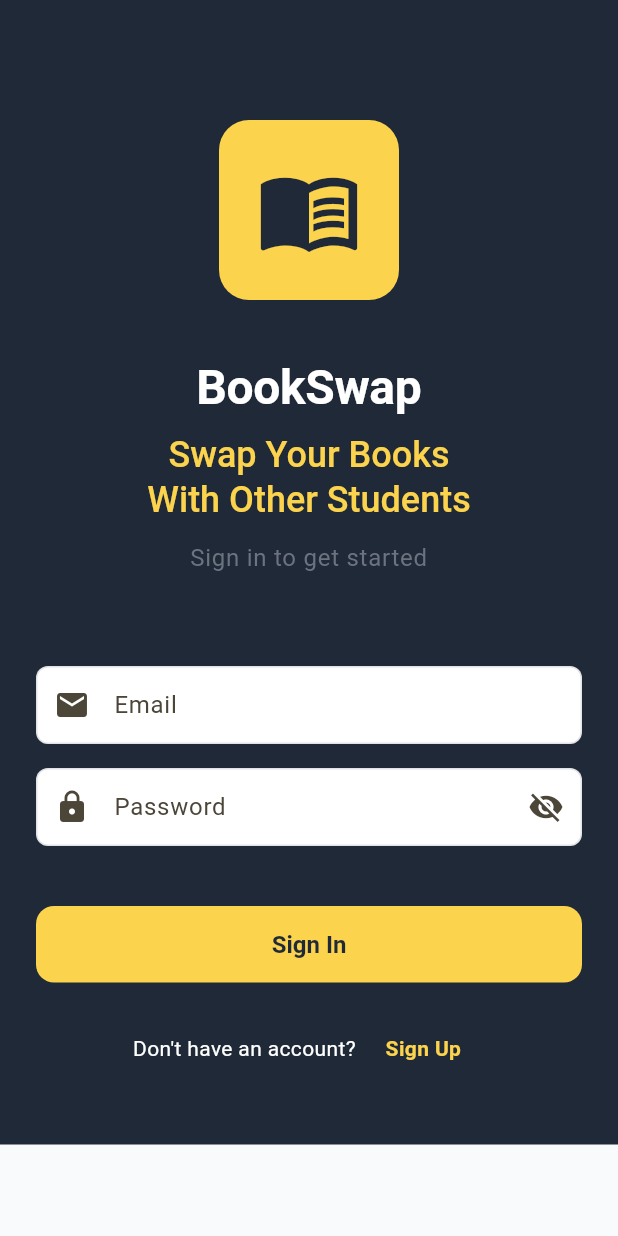
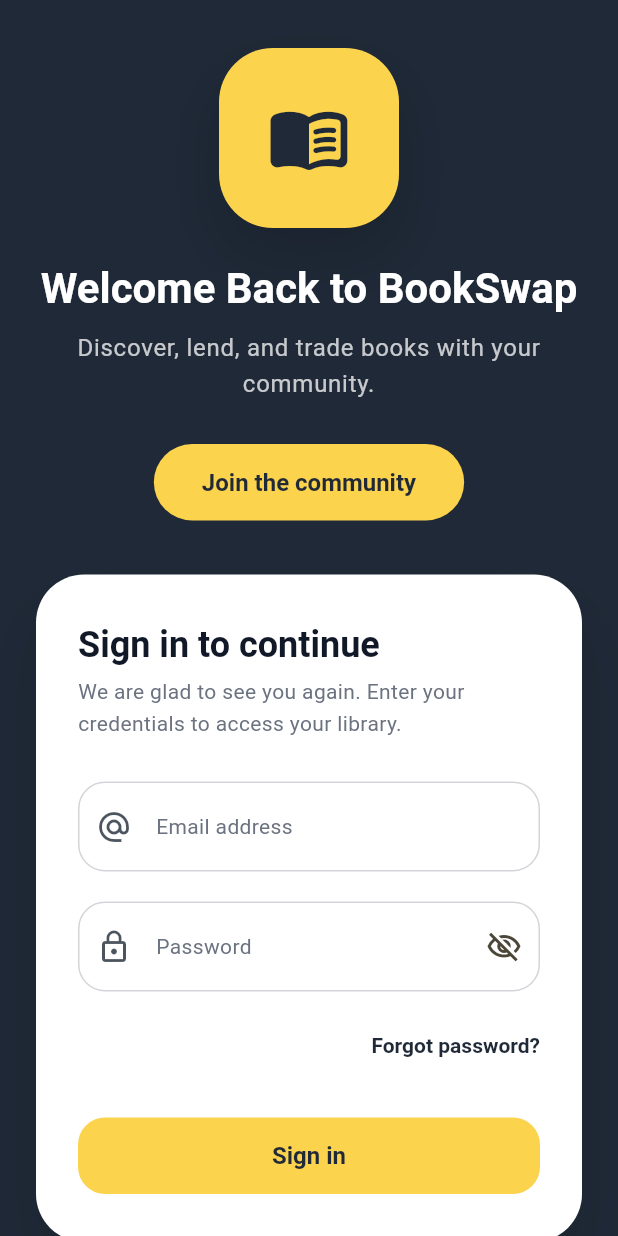
Before and after one commit to Miranics/book_swap, a Flutter app: the screen it shows after launch, on a phone screen of 412 x 824 dp. Run offline on Flutter 3.47's test engine with Material 3 defaults, Android fonts, the phone set to English and light mode, and no system bars; our stand-ins replace cloud_firestore, firebase_auth, firebase_core, flutter_dotenv, image_picker, supabase_flutter; accounts and stored records are empty.

Commit message:
feat: Refactor login page to improve form handling and UI structure

```diff
--- a/lib/presentation/pages/auth/login_page.dart
+++ b/lib/presentation/pages/auth/login_page.dart
@@ -1,5 +1,6 @@
 import 'package:flutter/material.dart';
 import 'package:provider/provider.dart';
+
 import '../../../core/theme.dart';
 import '../../pages/home_page.dart';
 import '../../providers/auth_provider.dart';
@@ -13,9 +14,9 @@ class LoginPage extends StatefulWidget {
 }
 
 class _LoginPageState extends State<LoginPage> {
-  final _emailController = TextEditingController();
-  final _passwordController = TextEditingController();
-  final _formKey = GlobalKey<FormState>();
+  final GlobalKey<FormState> _formKey = GlobalKey<FormState>();
+  final TextEditingController _emailController = TextEditingController();
+  final TextEditingController _passwordController = TextEditingController();
   bool _obscurePassword = true;
 
   @override
@@ -25,156 +26,327 @@ class _LoginPageState extends State<LoginPage> {
     super.dispose();
   }
 
-  Future<void> _handleLogin(BuildContext context) async {
-    if (_formKey.currentState!.validate()) {
+  Future<void> _handleLogin() async {
+    FocusScope.of(context).unfocus();
+
+    final formState = _formKey.currentState;
+    if (formState == null || !formState.validate()) {
+      return;
+    }
+
+    final authProvider = context.read<AuthProvider>();
+    final messenger = ScaffoldMessenger.of(context);
+    final navigator = Navigator.of(context);
+
     try {
-        await context.read<AuthProvider>().login(
+      await authProvider.login(
         email: _emailController.text.trim(),
         password: _passwordController.text,
       );
 
-        if (!mounted) return;
+      if (!mounted) {
+        return;
+      }
 
-  // Refresh the provider with the latest Firestore profile
-  await context.read<AuthProvider>().checkAuthStatus();
-
-        // Success - navigate to home
-        ScaffoldMessenger.of(context).showSnackBar(
-          const SnackBar(content: Text('Login successful!')),
-        );
-
-        Navigator.of(context).pushReplacement(
+      navigator.pushReplacement(
         MaterialPageRoute(builder: (_) => const HomePage()),
       );
-      } catch (e) {
-        if (!mounted) return;
+    } catch (_) {
+      if (!mounted) {
+        return;
+      }
 
-        ScaffoldMessenger.of(context).showSnackBar(
-          SnackBar(
-            content: Text('Login failed: ${e.toString()}'),
-            backgroundColor: AppTheme.errorColor,
-          ),
+      final message =
+          authProvider.error ?? 'Could not sign in. Please try again.';
+      messenger.showSnackBar(
+        SnackBar(content: Text(message)),
       );
-      }
     }
   }
 
   @override
   Widget build(BuildContext context) {
+    final authProvider = context.watch<AuthProvider>();
+
     return Scaffold(
-      body: Container(
-        decoration: const BoxDecoration(
-          color: AppTheme.primaryColor,
+      backgroundColor: AppTheme.primaryColor,
+      body: SafeArea(
+        child: LayoutBuilder(
+          builder: (context, constraints) {
+            final double maxHeight = constraints.maxHeight.isFinite
+                ? constraints.maxHeight
+                : MediaQuery.of(context).size.height;
+
+            return Center(
+              child: SingleChildScrollView(
+                padding: const EdgeInsets.symmetric(horizontal: 24, vertical: 32),
+                child: ConstrainedBox(
+                  constraints: BoxConstraints(
+                    maxWidth: 520,
+                    minHeight: maxHeight * 0.8,
                   ),
-        child: SingleChildScrollView(
                   child: Column(
-            crossAxisAlignment: CrossAxisAlignment.stretch,
+                    mainAxisSize: MainAxisSize.min,
                     children: [
-              const SizedBox(height: 80),
-              // Book Icon
-              Center(
-                child: Container(
+                      _HeroSection(
+                        isLoading: authProvider.isLoading,
+                        onSignUpTap: () {
+                          Navigator.of(context).push(
+                            MaterialPageRoute(
+                              builder: (_) => const SignupPage(),
+                            ),
+                          );
+                        },
+                      ),
+                      const SizedBox(height: 36),
+                      _CredentialSheet(
+                        formKey: _formKey,
+                        emailController: _emailController,
+                        passwordController: _passwordController,
+                        obscurePassword: _obscurePassword,
+                        isLoading: authProvider.isLoading,
+                        errorMessage: authProvider.error,
+                        onTogglePassword: () {
+                          setState(() {
+                            _obscurePassword = !_obscurePassword;
+                          });
+                        },
+                        onSubmit: _handleLogin,
+                      ),
+                      const SizedBox(height: 32),
+                      GestureDetector(
+                        onTap: authProvider.isLoading
+                            ? null
+                            : () {
+                                Navigator.of(context).push(
+                                  MaterialPageRoute(
+                                    builder: (_) => const SignupPage(),
+                                  ),
+                                );
+                              },
+                        child: RichText(
+                          textAlign: TextAlign.center,
+                          text: TextSpan(
+                            text: "Don't have an account? ",
+                            style: Theme.of(context).textTheme.bodyMedium?.copyWith(
+                                  color: Colors.white.withValues(alpha: 0.8),
+                                ),
+                            children: const [
+                              TextSpan(
+                                text: 'Create one',
+                                style: TextStyle(
+                                  color: AppTheme.accentColor,
+                                  fontWeight: FontWeight.w700,
+                                ),
+                              ),
+                            ],
+                          ),
+                        ),
+                      ),
+                    ],
+                  ),
+                ),
+              ),
+            );
+          },
+        ),
+      ),
+    );
+  }
+}
+
+class _HeroSection extends StatelessWidget {
+  final bool isLoading;
+  final VoidCallback onSignUpTap;
+
+  const _HeroSection({
+    required this.isLoading,
+    required this.onSignUpTap,
+  });
+
+  @override
+  Widget build(BuildContext context) {
+    return Column(
+      mainAxisSize: MainAxisSize.min,
+      children: [
+        const _LogoBadge(),
+        const SizedBox(height: 24),
+        Text(
+          'Welcome Back to BookSwap',
+          textAlign: TextAlign.center,
+          style: Theme.of(context).textTheme.displayMedium?.copyWith(
+                color: Colors.white,
+                fontWeight: FontWeight.w700,
+              ),
+        ),
+        const SizedBox(height: 12),
+        Text(
+          'Discover, lend, and trade books with your community.',
+          textAlign: TextAlign.center,
+          style: Theme.of(context).textTheme.bodyLarge?.copyWith(
+                color: Colors.white.withValues(alpha: 0.75),
+                height: 1.5,
+              ),
+        ),
+        const SizedBox(height: 28),
+        ElevatedButton(
+          onPressed: isLoading ? null : onSignUpTap,
+          style: ElevatedButton.styleFrom(
+            backgroundColor: AppTheme.accentColor,
+            foregroundColor: AppTheme.primaryColor,
+            padding: const EdgeInsets.symmetric(horizontal: 32, vertical: 16),
+            shape: const StadiumBorder(),
+            textStyle: const TextStyle(
+              fontSize: 16,
+              fontWeight: FontWeight.w700,
+            ),
+            elevation: 0,
+          ),
+          child: const Text('Join the community'),
+        ),
+      ],
+    );
+  }
+}
+
+class _LogoBadge extends StatelessWidget {
+  const _LogoBadge();
+
+  @override
+  Widget build(BuildContext context) {
+    return Container(
       width: 120,
       height: 120,
       decoration: BoxDecoration(
         color: AppTheme.accentColor,
-                    borderRadius: BorderRadius.circular(20),
+        borderRadius: BorderRadius.circular(36),
+        boxShadow: [
+          BoxShadow(
+            color: Colors.black.withValues(alpha: 0.15),
+            blurRadius: 32,
+            offset: const Offset(0, 20),
+          ),
+        ],
       ),
       child: const Icon(
-                    Icons.menu_book,
-                    size: 70,
+        Icons.menu_book_rounded,
+        size: 56,
         color: AppTheme.primaryColor,
+      ),
+    );
+  }
+}
+
+class _CredentialSheet extends StatelessWidget {
+  final GlobalKey<FormState> formKey;
+  final TextEditingController emailController;
+  final TextEditingController passwordController;
+  final bool obscurePassword;
+  final bool isLoading;
+  final String? errorMessage;
+  final VoidCallback onTogglePassword;
+  final VoidCallback onSubmit;
+
+  const _CredentialSheet({
+    required this.formKey,
+    required this.emailController,
+    required this.passwordController,
+    required this.obscurePassword,
+    required this.isLoading,
+    required this.errorMessage,
+    required this.onTogglePassword,
+    required this.onSubmit,
+  });
+
+  @override
+  Widget build(BuildContext context) {
+    return Container(
+      width: double.infinity,
+      padding: const EdgeInsets.symmetric(horizontal: 28, vertical: 32),
+      decoration: BoxDecoration(
+        color: Colors.white,
+        borderRadius: BorderRadius.circular(32),
+        boxShadow: [
+          BoxShadow(
+            color: Colors.black.withValues(alpha: 0.1),
+            blurRadius: 36,
+            offset: const Offset(0, 24),
+          ),
+        ],
+      ),
+      child: Form(
+        key: formKey,
+        child: Column(
+          crossAxisAlignment: CrossAxisAlignment.stretch,
+          mainAxisSize: MainAxisSize.min,
+          children: [
+            Text(
+              'Sign in to continue',
+              style: Theme.of(context).textTheme.titleLarge?.copyWith(
+                    fontWeight: FontWeight.w700,
+                    color: AppTheme.textColor,
+                  ),
+            ),
+            const SizedBox(height: 6),
+            Text(
+              'We are glad to see you again. Enter your credentials to access your library.',
+              style: Theme.of(context).textTheme.bodyMedium?.copyWith(
+                    color: AppTheme.lightTextColor,
+                    height: 1.5,
+                  ),
+            ),
+            if (errorMessage != null && errorMessage!.isNotEmpty)
+              Padding(
+                padding: const EdgeInsets.only(top: 20),
+                child: Text(
+                  errorMessage!,
+                  style: const TextStyle(
+                    color: AppTheme.errorColor,
+                    fontWeight: FontWeight.w600,
                   ),
                 ),
               ),
-              const SizedBox(height: 40),
-              // BookSwap Title
-              Center(
-                child: Text(
-                  'BookSwap',
-                  style: Theme.of(context).textTheme.displayLarge?.copyWith(
-                    color: Colors.white,
-                    fontWeight: FontWeight.bold,
-                  ),
-                ),
-              ),
-              const SizedBox(height: 12),
-              // Subtitle
-              Padding(
-                padding: const EdgeInsets.symmetric(horizontal: 24),
-                child: Text(
-                  'Swap Your Books\nWith Other Students',
-                  textAlign: TextAlign.center,
-                  style: Theme.of(context).textTheme.titleLarge?.copyWith(
-                    color: AppTheme.accentColor,
-                    fontWeight: FontWeight.w500,
-                  ),
-                ),
-              ),
-              const SizedBox(height: 12),
-              // Sign in text
-              Center(
-                child: Text(
-                  'Sign in to get started',
-                  textAlign: TextAlign.center,
-                  style: Theme.of(context).textTheme.bodyLarge?.copyWith(
-                    color: AppTheme.lightTextColor,
-                  ),
-                ),
-              ),
-              const SizedBox(height: 60),
-              // Form
-              Padding(
-                padding: const EdgeInsets.symmetric(horizontal: 24),
-                child: Form(
-                  key: _formKey,
-                  child: Column(
-                    crossAxisAlignment: CrossAxisAlignment.stretch,
-                    children: [
+            const SizedBox(height: 28),
             TextFormField(
-                        controller: _emailController,
+              controller: emailController,
               keyboardType: TextInputType.emailAddress,
-                        decoration: InputDecoration(
-                          labelText: 'Email',
-                          prefixIcon: const Icon(Icons.email),
-                          hintText: 'Enter your email',
-                          filled: true,
-                          fillColor: Colors.white,
-                          border: OutlineInputBorder(
-                            borderRadius: BorderRadius.circular(12),
-                            borderSide: BorderSide.none,
-                          ),
+              textInputAction: TextInputAction.next,
+              decoration: _fieldDecoration(
+                context,
+                label: 'Email address',
+                icon: Icons.alternate_email,
               ),
               validator: (value) {
-                          if (value == null || value.isEmpty) {
+                if (value == null || value.trim().isEmpty) {
                   return 'Email is required';
                 }
-                          if (!RegExp(r'^[\w-\.]+@([\w-]+\.)+[\w-]{2,4}$').hasMatch(value)) {
-                            return 'Enter a valid email';
+
+                final emailRegExp =
+                    RegExp(r'^[\w-.]+@([\w-]+\.)+[\w-]{2,4}$');
+                if (!emailRegExp.hasMatch(value.trim())) {
+                  return 'Enter a valid email address';
                 }
                 return null;
               },
             ),
-                      const SizedBox(height: 16),
+            const SizedBox(height: 20),
             TextFormField(
-                        controller: _passwordController,
-                        obscureText: _obscurePassword,
-                        decoration: InputDecoration(
-                          labelText: 'Password',
-                          prefixIcon: const Icon(Icons.lock),
+              controller: passwordController,
+              textInputAction: TextInputAction.done,
+              obscureText: obscurePassword,
+              onFieldSubmitted: (_) => onSubmit(),
+              decoration: _fieldDecoration(
+                context,
+                label: 'Password',
+                icon: Icons.lock_outline,
+              ).copyWith(
                 suffixIcon: IconButton(
+                  onPressed: onTogglePassword,
                   icon: Icon(
-                              _obscurePassword ? Icons.visibility_off : Icons.visibility,
+                    obscurePassword
+                        ? Icons.visibility_off_outlined
+                        : Icons.visibility_outlined,
                   ),
-                            onPressed: () {
-                              setState(() => _obscurePassword = !_obscurePassword);
-                            },
-                          ),
-                          filled: true,
-                          fillColor: Colors.white,
-                          border: OutlineInputBorder(
-                            borderRadius: BorderRadius.circular(12),
-                            borderSide: BorderSide.none,
                 ),
               ),
               validator: (value) {
@@ -187,82 +359,73 @@ class _LoginPageState extends State<LoginPage> {
                 return null;
               },
             ),
-                    ],
+            const SizedBox(height: 12),
+            Align(
+              alignment: Alignment.centerRight,
+              child: TextButton(
+                onPressed: isLoading ? null : () {},
+                style: TextButton.styleFrom(
+                  foregroundColor: AppTheme.primaryColor,
+                  padding: EdgeInsets.zero,
+                ),
+                child: const Text('Forgot password?'),
               ),
             ),
-              ),
-              const SizedBox(height: 40),
-              // Sign In Button
-              Padding(
-                padding: const EdgeInsets.symmetric(horizontal: 24),
-                child: Consumer<AuthProvider>(
-                  builder: (context, authProvider, child) {
-                    return ElevatedButton(
-                      onPressed: authProvider.isLoading ? null : () => _handleLogin(context),
+            const SizedBox(height: 24),
+            ElevatedButton(
+              onPressed: isLoading ? null : onSubmit,
               style: ElevatedButton.styleFrom(
                 backgroundColor: AppTheme.accentColor,
                 foregroundColor: AppTheme.primaryColor,
                 padding: const EdgeInsets.symmetric(vertical: 16),
                 shape: RoundedRectangleBorder(
-                          borderRadius: BorderRadius.circular(12),
+                  borderRadius: BorderRadius.circular(18),
+                ),
+                textStyle: const TextStyle(
+                  fontSize: 16,
+                  fontWeight: FontWeight.w700,
                 ),
               ),
-                      child: authProvider.isLoading
+              child: isLoading
                   ? const SizedBox(
-                              height: 20,
-                              width: 20,
-                              child: CircularProgressIndicator(
-                                strokeWidth: 2,
-                                valueColor: AlwaysStoppedAnimation<Color>(AppTheme.primaryColor),
-                              ),
+                      width: 24,
+                      height: 24,
+                      child: CircularProgressIndicator(strokeWidth: 2.5),
                     )
-                          : const Text(
-                              'Sign In',
-                              style: TextStyle(
-                                fontSize: 16,
-                                fontWeight: FontWeight.bold,
-                              ),
-                            ),
-                    );
-                  },
-                ),
-              ),
-              const SizedBox(height: 20),
-              // Sign Up Link
-              Padding(
-                padding: const EdgeInsets.symmetric(horizontal: 24),
-                child: Row(
-                  mainAxisAlignment: MainAxisAlignment.center,
-                  children: [
-                    Text(
-                      'Don\'t have an account? ',
-                      style: Theme.of(context).textTheme.bodyMedium?.copyWith(
-                        color: Colors.white,
-                      ),
-                    ),
-                    TextButton(
-                      onPressed: () {
-                        Navigator.of(context).pushReplacement(
-                          MaterialPageRoute(
-                            builder: (context) => const SignupPage(),
-                          ),
-                        );
-                      },
-                      child: Text(
-                        'Sign Up',
-                        style: Theme.of(context).textTheme.bodyMedium?.copyWith(
-                          color: AppTheme.accentColor,
-                          fontWeight: FontWeight.bold,
-                        ),
-                      ),
+                  : const Text('Sign in'),
             ),
           ],
         ),
       ),
-              const SizedBox(height: 40),
-            ],
+    );
+  }
+
+  InputDecoration _fieldDecoration(
+    BuildContext context, {
+    required String label,
+    required IconData icon,
+  }) {
+    return InputDecoration(
+      labelText: label,
+      prefixIcon: Icon(icon, color: AppTheme.primaryColor.withValues(alpha: 0.8)),
+      filled: true,
+      fillColor: Colors.white,
+      enabledBorder: OutlineInputBorder(
+        borderRadius: BorderRadius.circular(18),
+        borderSide:
+            BorderSide(color: AppTheme.lightTextColor.withValues(alpha: 0.3)),
       ),
+      focusedBorder: OutlineInputBorder(
+        borderRadius: BorderRadius.circular(18),
+        borderSide: const BorderSide(color: AppTheme.accentColor, width: 2),
       ),
+      errorBorder: OutlineInputBorder(
+        borderRadius: BorderRadius.circular(18),
+        borderSide: const BorderSide(color: AppTheme.errorColor),
+      ),
+      contentPadding: const EdgeInsets.symmetric(horizontal: 18, vertical: 18),
+      labelStyle: Theme.of(context).textTheme.bodyMedium?.copyWith(
+            color: AppTheme.lightTextColor,
           ),
     );
   }
```
Lines whose indentation alone changed are shown as unchanged.
